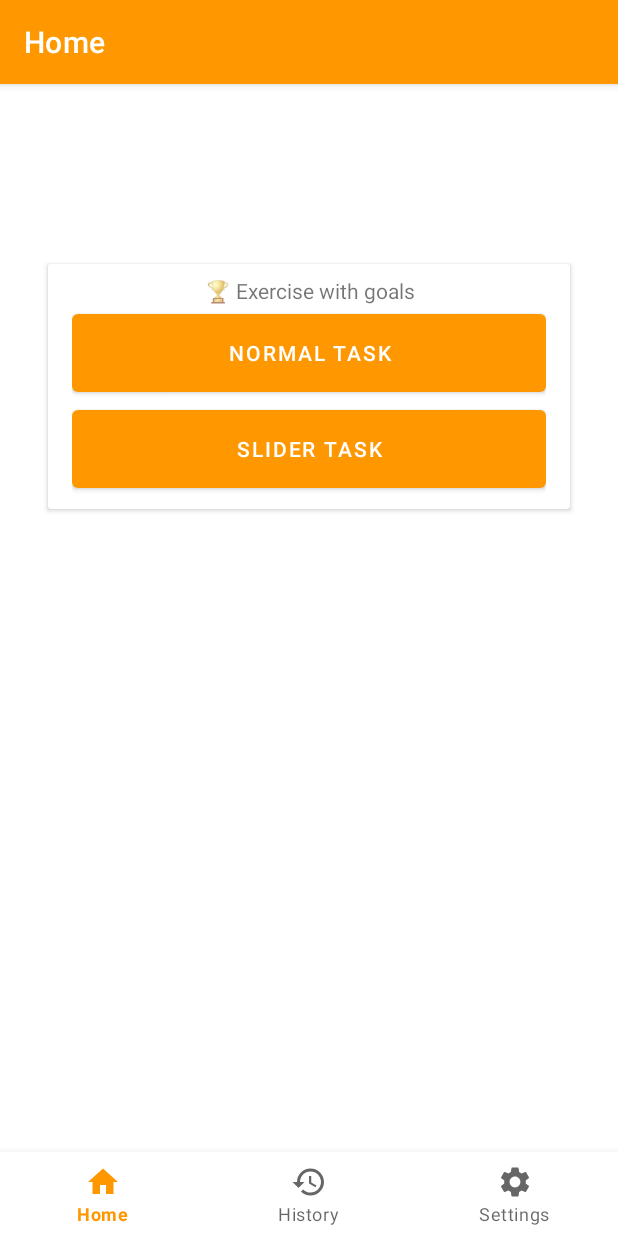
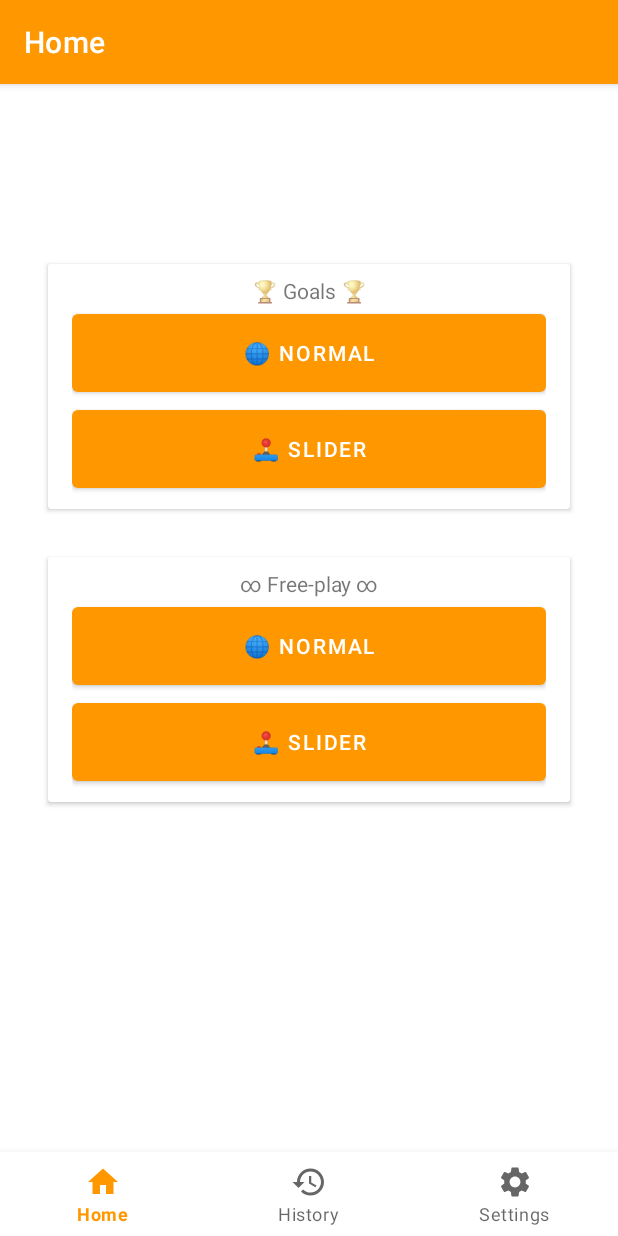
Before and after one commit to JohannesNicholas/UTAS-KIT305-StrokeRehab, an Android app: the screen it shows after launch (MainActivity), on a phone screen of 412 x 824 dp. Run offline under Robolectric (Android 15) with nearby library versions, the phone set to English and light mode, and no system bars; our stand-ins replace navigation-ui.

Commit message:
Slider game now in it's infancy

```diff
--- a/app/src/main/java/au/edu/utas/joeyn/strokerehab/ui/home/HomeFragment.kt
+++ b/app/src/main/java/au/edu/utas/joeyn/strokerehab/ui/home/HomeFragment.kt
@@ -9,7 +9,9 @@ import android.widget.TextView
 import androidx.fragment.app.Fragment
 import androidx.lifecycle.ViewModelProvider
 import au.edu.utas.joeyn.strokerehab.databinding.FragmentHomeBinding
+import au.edu.utas.joeyn.strokerehab.ui.FREE_PLAY_KEY
 import au.edu.utas.joeyn.strokerehab.ui.NormalGame
+import au.edu.utas.joeyn.strokerehab.ui.SliderGame
 
 class HomeFragment : Fragment() {
 
@@ -28,10 +30,27 @@ class HomeFragment : Fragment() {
         _binding = FragmentHomeBinding.inflate(inflater, container, false)
         val root: View = binding.root
 
-        val normalGameBtn = binding.normalTaskButton;
+        binding.normalTaskButton.setOnClickListener {
+            val intent = Intent(root.context, NormalGame::class.java)
+            intent.putExtra(FREE_PLAY_KEY, false)
+            startActivity(intent)
+        }
 
-        normalGameBtn.setOnClickListener {
+        binding.normalTaskButtonFreePlay.setOnClickListener {
             val intent = Intent(root.context, NormalGame::class.java)
+            intent.putExtra(FREE_PLAY_KEY, true)
+            startActivity(intent)
+        }
+
+        binding.sliderTaskButton.setOnClickListener {
+            val intent = Intent(root.context, SliderGame::class.java)
+            intent.putExtra(FREE_PLAY_KEY, false)
+            startActivity(intent)
+        }
+
+        binding.sliderTaskButtonFreePlay.setOnClickListener {
+            val intent = Intent(root.context, SliderGame::class.java)
+            intent.putExtra(FREE_PLAY_KEY, true)
             startActivity(intent)
         }
 
--- a/app/src/main/res/layout/fragment_home.xml
+++ b/app/src/main/res/layout/fragment_home.xml
@@ -7,6 +7,47 @@
     tools:context=".ui.home.HomeFragment">
 
     <androidx.cardview.widget.CardView
+        android:layout_width="0dp"
+        android:layout_height="wrap_content"
+        android:layout_marginStart="32dp"
+        android:layout_marginTop="32dp"
+        android:layout_marginEnd="32dp"
+        app:contentPaddingBottom="8dp"
+        app:contentPaddingLeft="16dp"
+        app:contentPaddingRight="16dp"
+        app:contentPaddingTop="8dp"
+        app:layout_constraintEnd_toEndOf="parent"
+        app:layout_constraintStart_toStartOf="parent"
+        app:layout_constraintTop_toBottomOf="@+id/cardView">
+
+        <LinearLayout
+            android:layout_width="match_parent"
+            android:layout_height="match_parent"
+            android:orientation="vertical">
+
+            <TextView
+                android:layout_width="match_parent"
+                android:layout_height="wrap_content"
+                android:text="@string/exercise_free_play"
+                android:textAlignment="center" />
+
+            <Button
+                android:id="@+id/normalTaskButtonFreePlay"
+                android:layout_width="match_parent"
+                android:layout_height="64dp"
+                android:text="@string/normal_task"
+                android:textSize="14sp" />
+
+            <Button
+                android:id="@+id/sliderTaskButtonFreePlay"
+                android:layout_width="match_parent"
+                android:layout_height="64dp"
+                android:text="@string/slider_task" />
+        </LinearLayout>
+    </androidx.cardview.widget.CardView>
+
+    <androidx.cardview.widget.CardView
+        android:id="@+id/cardView"
         android:layout_width="0dp"
         android:layout_height="wrap_content"
         android:layout_marginStart="32dp"
@@ -28,20 +69,21 @@
             <TextView
                 android:layout_width="match_parent"
                 android:layout_height="wrap_content"
-                android:text="🏆 Exercise with goals"
+                android:text="@string/exercise_with_goals"
                 android:textAlignment="center" />
 
             <Button
                 android:id="@+id/normalTaskButton"
                 android:layout_width="match_parent"
                 android:layout_height="64dp"
-                android:text="Normal task"
+                android:text="@string/normal_task"
                 android:textSize="14sp" />
 
             <Button
+                android:id="@+id/sliderTaskButton"
                 android:layout_width="match_parent"
                 android:layout_height="64dp"
-                android:text="Slider Task" />
+                android:text="@string/slider_task" />
         </LinearLayout>
     </androidx.cardview.widget.CardView>
 </androidx.constraintlayout.widget.ConstraintLayout>
--- /dev/null
+++ b/app/src/main/res/values-land/dimens.xml
@@ -0,0 +1,3 @@
+<resources>
+        <dimen name="fab_margin">48dp</dimen>
+    </resources>
--- /dev/null
+++ b/app/src/main/res/values-w1240dp/dimens.xml
@@ -0,0 +1,3 @@
+<resources>
+        <dimen name="fab_margin">200dp</dimen>
+    </resources>
--- /dev/null
+++ b/app/src/main/res/values-w600dp/dimens.xml
@@ -0,0 +1,3 @@
+<resources>
+        <dimen name="fab_margin">48dp</dimen>
+    </resources>
--- a/app/src/main/res/values/dimens.xml
+++ b/app/src/main/res/values/dimens.xml
@@ -1,3 +1,4 @@
 <resources>
     <!-- Default screen margins, per the Android Design guidelines. -->
-</resources>
+
+    <dimen name="fab_margin">16dp</dimen></resources>
--- a/app/src/main/res/values/themes.xml
+++ b/app/src/main/res/values/themes.xml
@@ -13,4 +13,10 @@
         <item name="android:statusBarColor" tools:targetApi="l">?attr/colorPrimaryVariant</item>
         <!-- Customize your theme here. -->
     </style>
+    <style name="Theme.StrokeRehab.NoActionBar">
+        <item name="windowActionBar">false</item>
+        <item name="windowNoTitle">true</item>
+    </style>
+    <style name="Theme.StrokeRehab.AppBarOverlay" parent="ThemeOverlay.AppCompat.Dark.ActionBar" />
+    <style name="Theme.StrokeRehab.PopupOverlay" parent="ThemeOverlay.AppCompat.Light" />
 </resources>
```
Also changed, not shown: app/src/main/AndroidManifest.xml (+8 -3 lines), app/src/main/java/au/edu/utas/joeyn/strokerehab/ui/NormalGame.kt (+8 -2 lines), app/src/main/java/au/edu/utas/joeyn/strokerehab/ui/SliderGame.kt (added, +12 -0 lines), app/src/main/res/layout/activity_slider_game.xml (added, +19 -0 lines), app/src/main/res/layout/fragment_first.xml (added, +31 -0 lines), app/src/main/res/layout/fragment_second.xml (added, +30 -0 lines), app/src/main/res/navigation/nav_graph.xml (added, +28 -0 lines), app/src/main/res/values/strings.xml (+22 -7 lines).
